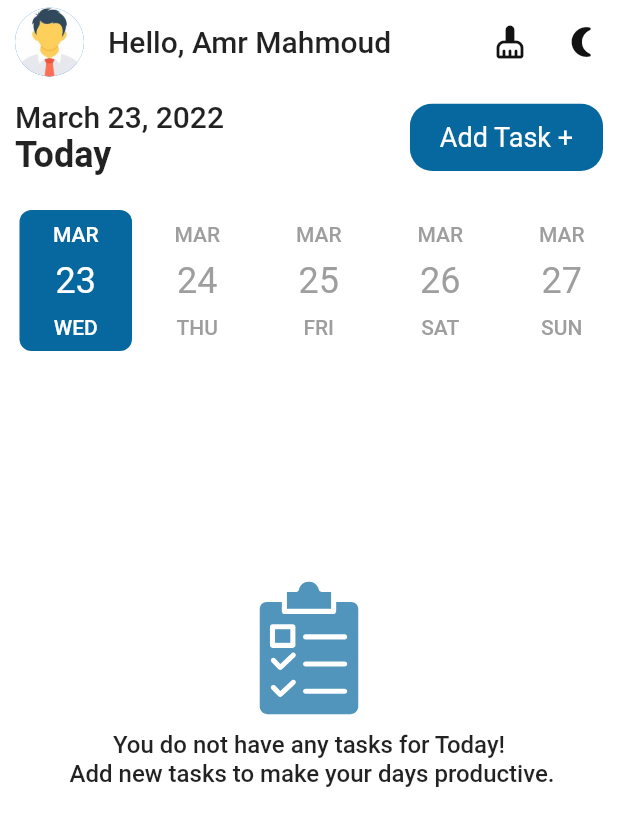
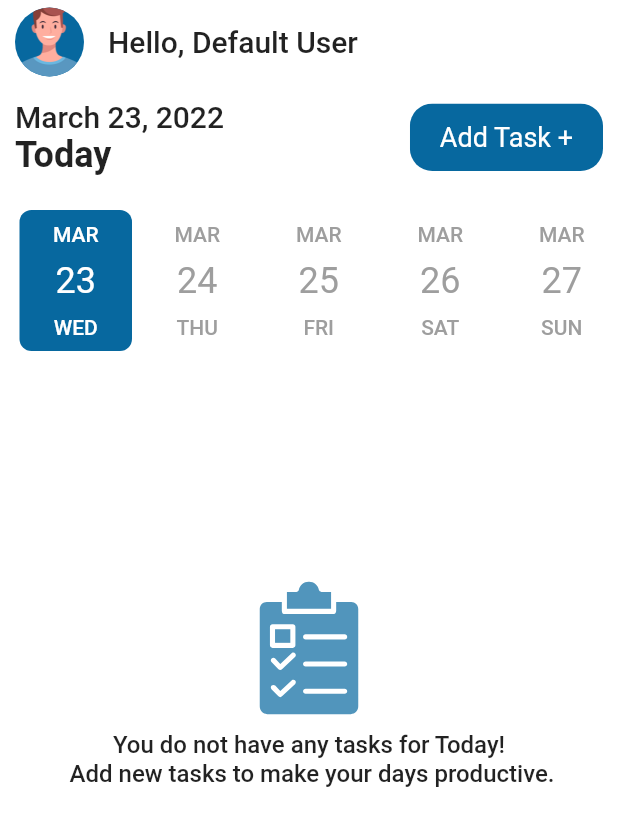
Before and after one commit to Amr-Mahm0ud/To-Do-App, a Flutter app: the screen it shows after launch, on a phone screen of 412 x 824 dp. Shown: the top 826 px of the screen. Run offline on Flutter 3.47's test engine with Material 2 defaults, Android fonts, the phone set to English and light mode, and no system bars; drawn by our look-alikes of date_picker_timeline; our stand-ins replace flutter_local_notifications, flutter_native_timezone, flutter_staggered_animations, flutter_svg, get, get_storage and 3 more; missing offline and left inert: flutter_animated_button; accounts and stored records are empty.

Commit message:
Adding profile page, user name & uesr picture

```diff
--- a/lib/design/screens/home.dart
+++ b/lib/design/screens/home.dart
@@ -6,13 +6,15 @@ import 'package:flutter_staggered_animations/flutter_staggered_animations.dart';
 import 'package:flutter_svg/svg.dart';
 import 'package:get/get.dart';
 import 'package:intl/intl.dart';
+import 'package:todo_app/design/screens/profile.dart';
 import 'package:todo_app/design/widgets/task_tile.dart';
+import 'package:todo_app/logic/models/user.dart';
+import 'package:todo_app/logic/services/user_data.dart';
 
 import '../../logic/models/task.dart';
 import '/constants/size_config.dart';
 import '/logic/controllers/task_controller.dart';
 import '/logic/services/notification_services.dart';
-import '/logic/services/theme_services.dart';
 import 'add_task.dart';
 
 class HomePage extends StatefulWidget {
@@ -35,41 +37,32 @@ class _HomePageState extends State<HomePage> {
 
   @override
   Widget build(BuildContext context) {
+    User currentUser = UserData().loadUser();
     SizeConfig().init(context);
     return Scaffold(
       appBar: AppBar(
         leading: Padding(
           padding: const EdgeInsets.only(left: 10),
-          child: GestureDetector(
-            onTap: () {},
-            child: const CircleAvatar(
-              backgroundImage: AssetImage('assets/images/person.jpeg'),
+          child: OpenContainer(
+            closedBuilder: (context, action) => CircleAvatar(
+              backgroundColor: context.theme.primaryColor,
+              backgroundImage:
+                  AssetImage(User.profilePictures[currentUser.profilePic]),
             ),
+            openBuilder: (context, action) => const ProfileScreen(),
+            closedElevation: 0,
+            openElevation: 0,
+            closedColor: Colors.transparent,
+            onClosed: (_) {
+              _taskController.getTasks();
+              setState(() {
+                currentUser = UserData().loadUser();
+              });
+            },
           ),
         ),
-        actions: [
-          IconButton(
-            onPressed: () {
-              _taskController.deleteAllTasks();
-              NotifyHelper().cancelAllNotification();
-            },
-            icon: Icon(
-              Icons.cleaning_services_rounded,
-              color: context.theme.iconTheme.color,
-            ),
-          ),
-          IconButton(
-            onPressed: () {
-              ThemeServices().switchTheme();
-            },
-            icon: Icon(
-              Get.isDarkMode ? Icons.wb_sunny_rounded : Icons.nightlight_round,
-              color: context.theme.iconTheme.color,
-            ),
-          ),
-        ],
         title: Text(
-          'Hello, Amr Mahmoud',
+          'Hello, ${currentUser.userName}',
           style: TextStyle(color: context.theme.textTheme.headline6!.color),
         ),
       ),
--- a/lib/design/screens/notification.dart
+++ b/lib/design/screens/notification.dart
@@ -1,5 +1,8 @@
 import 'package:flutter/material.dart';
 import 'package:get/get.dart';
+import 'package:todo_app/logic/services/user_data.dart';
+
+import '../../logic/models/user.dart';
 
 class NotificationScreen extends StatefulWidget {
   const NotificationScreen({Key? key, required this.payLoad}) : super(key: key);
@@ -13,6 +16,7 @@ class NotificationScreen extends StatefulWidget {
 class _NotificationScreenState extends State<NotificationScreen> {
   @override
   Widget build(BuildContext context) {
+    User currentUser = UserData().loadUser();
     final bodyTextStyle = context.theme.textTheme.bodyText1!
         .copyWith(fontSize: 18, color: Colors.white);
     return Scaffold(
@@ -32,7 +36,7 @@ class _NotificationScreenState extends State<NotificationScreen> {
           crossAxisAlignment: CrossAxisAlignment.center,
           children: [
             Text(
-              'Hello, Amr Mahmoud',
+              'Hello, ${currentUser.userName}',
               style: context.theme.textTheme.headline5!
                   .copyWith(fontSize: 30, fontWeight: FontWeight.bold),
             ),
--- /dev/null
+++ b/lib/logic/models/user.dart
@@ -0,0 +1,18 @@
+class User {
+  String userName;
+  int profilePic;
+  User({
+    required this.userName,
+    required this.profilePic,
+  });
+  static const List profilePictures = [
+    'assets/images/1.png',
+    'assets/images/2.png',
+    'assets/images/3.png',
+    'assets/images/4.png',
+    'assets/images/5.png',
+    'assets/images/6.png',
+    'assets/images/7.png',
+    'assets/images/8.png',
+  ];
+}
--- /dev/null
+++ b/lib/logic/services/user_data.dart
@@ -0,0 +1,26 @@
+import 'package:get_storage/get_storage.dart';
+
+import '../models/user.dart';
+
+class UserData {
+  final GetStorage _storage = GetStorage();
+  final nameKey = 'nameKey';
+  final picKey = 'picKey';
+
+  saveData(User user) {
+    _storage.write(nameKey, user.userName);
+    _storage.write(picKey, user.profilePic);
+  }
+
+  User loadUser() {
+    User user = User(
+        userName: _storage.read<String>(nameKey) ?? 'Default User',
+        profilePic: _storage.read<int>(picKey) ?? 0);
+    return user;
+  }
+
+  void resetData() {
+    _storage.remove(nameKey);
+    _storage.remove(picKey);
+  }
+}
```
Also changed, not shown: lib/design/screens/profile.dart (added, +369 -0 lines), assets/images/1.png (added), assets/images/2.png (added), assets/images/3.png (added), assets/images/4.png (added), assets/images/5.png (added), assets/images/6.png (added), assets/images/7.png (added), assets/images/8.png (added), assets/images/person.jpeg (deleted).
